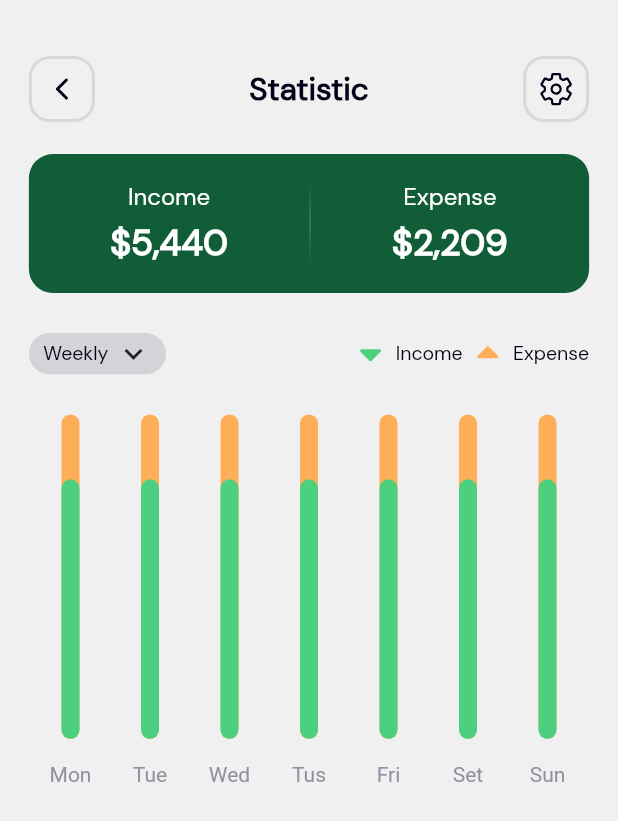
After one commit to vishal88patel/MySecureApp, a Flutter app: the StatisticScreen screen opened directly, on a phone screen of 412 x 824 dp. The commit adds this screen. Shown: the top 821 px of the screen. Run offline on Flutter 3.47's test engine with Material 2 defaults, Android fonts, the phone set to English and light mode, and no system bars; drawn by our look-alikes of fl_chart; our stand-ins replace connectivity_plus, dropdown_button2, firebase_core, flutter_svg, get, loading_indicator and 5 more; missing offline and left inert: platform_device_id; accounts and stored records are empty; network calls fail.

Commit message:
statistic screen

```diff
--- a/lib/Custom Widgets/app_AppBar .dart
+++ b/lib/Custom Widgets/app_AppBar .dart
@@ -9,6 +9,7 @@ class AppAppBar extends StatelessWidget {
   final String title;
   final String icon1;
   final String icon2;
+  final Color? titleColor;
   final void Function() onPressedIcon1;
   final void Function() onPressedIcon2;
 
@@ -16,7 +17,7 @@ class AppAppBar extends StatelessWidget {
   const AppAppBar({Key? key,
     required this.title,
     required this.icon1, required this.icon2, required this.onPressedIcon1,
-    required this.onPressedIcon2}) : super(key: key);
+    required this.onPressedIcon2,  this.titleColor}) : super(key: key);
 
   @override
   Widget build(BuildContext context) {
@@ -40,7 +41,7 @@ class AppAppBar extends StatelessWidget {
               Text(
                 title.toString(),
                 style: AppStyle.textStyleDMSANS.copyWith(
-                    color: ColorConstant.primaryWhite,
+                    color: titleColor??ColorConstant.primaryWhite,
                     fontWeight: FontWeight.w700,
                     fontSize: getFontSize(24)),
               ),
--- a/lib/presentation/DashBoardScreen/dashboard_screen.dart
+++ b/lib/presentation/DashBoardScreen/dashboard_screen.dart
@@ -1,6 +1,7 @@
 import 'package:flutter/material.dart';
 import 'package:flutter_svg/svg.dart';
 import 'package:get/get.dart';
+import 'package:my_secure_app/presentation/statistic/statistic.dart';
 import 'package:my_secure_app/utils/HelperFiles/math_utils.dart';
 
 import '../../App Configurations/color_constants.dart';
@@ -22,7 +23,7 @@ class DashBoardScreen extends StatelessWidget {
             index: dashBoardController.selectedIndex.value,
             children: [
               HomeScreen(),
-              HomeScreen(),
+              StatisticScreen(),
               NotificationScreen(),
               HomeScreen(),
               // TransactionScreen(),
--- /dev/null
+++ b/lib/presentation/statistic/binding/statistic_screen_binding.dart
@@ -0,0 +1,9 @@
+import '../controller/statistic_screen_controller.dart';
+import 'package:get/get.dart';
+
+class StatisticScreenBinding extends Bindings {
+  @override
+  void dependencies() {
+    Get.lazyPut(() =>  StatisticScreenController());
+  }
+}
--- /dev/null
+++ b/lib/presentation/statistic/controller/statistic_screen_controller.dart
@@ -0,0 +1,24 @@
+
+import 'package:get/get.dart';
+
+class StatisticScreenController extends GetxController {
+
+
+  @override
+  void onReady() {
+    // WidgetsBinding.instance
+    //     .addPostFrameCallback((_) => showWelcomeDialouge());
+    super.onReady();
+  }
+
+  @override
+  void onInit() {
+    super.onInit();
+  }
+
+  @override
+  void onClose() {
+    super.onClose();
+  }
+
+}
--- /dev/null
+++ b/lib/presentation/statistic/statistic.dart
@@ -0,0 +1,426 @@
+import 'dart:math';
+
+import 'package:fl_chart/fl_chart.dart';
+import 'package:flutter/material.dart';
+import 'package:flutter_svg/flutter_svg.dart';
+import 'package:get/get.dart';
+import 'package:my_secure_app/presentation/HomeScreen/controller/home_screen_controller.dart';
+import 'package:my_secure_app/presentation/HomeScreen/widget/payment_list_widget.dart';
+import 'package:my_secure_app/presentation/statistic/controller/statistic_screen_controller.dart';
+import 'package:shimmer/shimmer.dart';
+
+import '../../App Configurations/color_constants.dart';
+import '../../Custom Widgets/app_AppBar .dart';
+import '../../theme/app_style.dart';
+import '../../utils/HelperFiles/math_utils.dart';
+
+class StatisticScreen extends StatefulWidget {
+
+  List<Color> get availableColors => const <Color>[
+    Colors.purpleAccent,
+    Colors.yellow,
+    Colors.lightBlue,
+    Colors.orange,
+    Colors.pink,
+    Colors.redAccent,
+  ];
+  @override
+  State<StatisticScreen> createState() => _StatisticScreenState();
+}
+
+class _StatisticScreenState extends State<StatisticScreen> {
+  // var homeController = Get.put(StatisticScreenController());
+  final Color barBackgroundColor = const Color(0xff72d8bf);
+  final Duration animDuration = const Duration(milliseconds: 250);
+
+  int touchedIndex = -1;
+
+  bool isPlaying = false;
+  @override
+  void initState() {
+    super.initState();
+
+  }
+  @override
+  Widget build(BuildContext context) {
+    return Scaffold(
+        backgroundColor: ColorConstant.backgroundColor,
+        body: SafeArea(
+          child: SingleChildScrollView(
+            child: Column(
+              crossAxisAlignment: CrossAxisAlignment.start,
+              children: [
+                SizedBox(
+                  height: getVerticalSize(16),
+                ),
+                AppAppBar(
+                  title: "Statistic",
+                  icon1: "asset/icons/Back.svg",
+                  icon2: "asset/icons/ic_setting_black.svg",
+                  titleColor: ColorConstant.naturalBlack,
+                  onPressedIcon1: () {
+                    Get.back();
+                  },
+                  onPressedIcon2: () {},
+                ),
+                Padding(
+                  padding: EdgeInsets.only(
+                      left: getHorizontalSize(20), right: getHorizontalSize(20)),
+                  child: Column(crossAxisAlignment: CrossAxisAlignment.start,
+                    children: [
+
+                      Container(
+                        width: MediaQuery.of(context).size.width,
+                        decoration: BoxDecoration(
+                          color: ColorConstant.primaryDarkGreen,
+                          borderRadius: BorderRadius.all(Radius.circular(16)),
+                        ),
+                        padding: EdgeInsets.symmetric(vertical: getVerticalSize(20)),
+                        child: Row(
+                          mainAxisAlignment: MainAxisAlignment.spaceEvenly,
+                          children: [
+                            Column(
+                              mainAxisAlignment: MainAxisAlignment.center,
+                              children: [
+                                Text(
+                                  "Income",
+                                  style: AppStyle.textStyleDMSANS.copyWith(
+                                      color: ColorConstant.primaryWhite,
+                                      fontWeight: FontWeight.w400,
+                                      fontSize: getFontSize(18)),
+                                ),
+                                SizedBox(height: getVerticalSize(5),),
+                                Text(
+                                  "\$5,440",
+                                  style: AppStyle.textStyleDMSANS.copyWith(
+                                      color: ColorConstant.primaryWhite,
+                                      fontWeight: FontWeight.w700,
+                                      fontSize: getFontSize(28)),
+                                ),
+                              ],
+                            ),
+
+                            SvgPicture.asset(
+                              "asset/icons/ic_divider.svg",
+                              fit: BoxFit.fill,
+                            ),
+                            Column(
+                              mainAxisAlignment: MainAxisAlignment.center,
+                              children: [
+                                Text(
+                                  "Expense",
+                                  style: AppStyle.textStyleDMSANS.copyWith(
+                                      color: ColorConstant.primaryWhite,
+                                      fontWeight: FontWeight.w400,
+                                      fontSize: getFontSize(18)),
+                                ),
+                                SizedBox(height: getVerticalSize(5),),
+                                Text(
+                                  "\$2,209",
+                                  style: AppStyle.textStyleDMSANS.copyWith(
+                                      color: ColorConstant.primaryWhite,
+                                      fontWeight: FontWeight.w700,
+                                      fontSize: getFontSize(28)),
+                                ),
+                              ],
+                            ),
+                          ],
+                        ),
+                      ),
+                      SizedBox(
+                        height: getVerticalSize(30),
+                      ),
+
+
+                      Row(mainAxisAlignment: MainAxisAlignment.spaceBetween,
+                        children: [
+                          Container(
+                            decoration: BoxDecoration(color: ColorConstant.grey8F.withOpacity(0.3),
+                            borderRadius: BorderRadius.circular(16)),
+                            padding: EdgeInsets.symmetric(horizontal: getHorizontalSize(10),
+                                vertical: getVerticalSize(2)),
+                            child:  Row(mainAxisSize: MainAxisSize.min,
+                              children: [
+                                Text(
+                                  "Weekly",
+                                  style: AppStyle.textStyleDMSANS.copyWith(
+                                      color: ColorConstant.naturalBlack,
+                                      fontWeight: FontWeight.w400,
+                                      fontSize: getFontSize(15)),
+                                ),
+                                SizedBox(width: getHorizontalSize(5),),
+                                Icon(Icons.keyboard_arrow_down_outlined),
+                              ],
+                            ),
+                          ),
+                          Row(
+                            children: [
+                              SvgPicture.asset(
+                                "asset/icons/ic_income.svg",
+                                fit: BoxFit.fill,
+                              ),
+                              SizedBox(width: getHorizontalSize(5),),
+                              Text(
+                                "Income",
+                                style: AppStyle.textStyleDMSANS.copyWith(
+                                    color: ColorConstant.naturalBlack,
+                                    fontWeight: FontWeight.w400,
+                                    fontSize: getFontSize(15)),
+                              ),
+                              SizedBox(width: getHorizontalSize(5),),
+
+                              SvgPicture.asset(
+                                "asset/icons/ic_expense.svg",
+                                fit: BoxFit.fill,
+                              ),
+                              SizedBox(width: getHorizontalSize(5),),
+                              Text(
+                                "Expense",
+                                style: AppStyle.textStyleDMSANS.copyWith(
+                                    color: ColorConstant.naturalBlack,
+                                    fontWeight: FontWeight.w400,
+                                    fontSize: getFontSize(15)),
+                              ),
+                            ],
+                          ),
+
+                        ],
+                      ),
+                      SizedBox(
+                        height: getVerticalSize(30),
+                      ),
+
+
+                    ],
+                  ),
+                ),
+                AspectRatio(
+                  aspectRatio: 1.4,
+                  child: Stack(
+                    children: <Widget>[
+                      Padding(
+                        padding: const EdgeInsets.symmetric(vertical: 0),
+                        child: Column(
+                          crossAxisAlignment: CrossAxisAlignment.stretch,
+                          children: <Widget>[
+                            Expanded(
+                              child: Padding(
+                                padding: const EdgeInsets.symmetric(horizontal: 0),
+                                child: BarChart(
+                                 randomData() ,
+                                  swapAnimationDuration: animDuration,
+                                ),
+                              ),
+                            ),
+                            const SizedBox(
+                              height: 40,
+                            ),
+                          ],
+                        ),
+                      ),
+
+                    ],
+                  ),
+                ),
+                SizedBox(height: getVerticalSize(50),),
+
+              ],
+            ),
+          ),
+        ));
+  }
+
+
+  BarChartGroupData makeGroupData(
+      int x,
+      double y, {
+        bool isTouched = false,
+        Color barColor = Colors.white,
+        double width = 22,
+        List<int> showTooltips = const [],
+      }) {
+    return BarChartGroupData(
+      x: x,
+      barRods: [
+        BarChartRodData(
+          toY: isTouched ? y + 1 : y,
+          color: isTouched ? Color(0xff4CD080) :  Color(0xff4CD080),
+          width: 12,borderRadius: BorderRadius.circular(10),
+          borderSide: isTouched
+              ? BorderSide(color: Colors.yellow)
+              : const BorderSide(color: Colors.white, width: 0),
+          backDrawRodData: BackgroundBarChartRodData(
+            show: true,
+            toY: 20,
+            color: Color(0xffFFAE58),
+          ),
+        ),
+      ],
+      showingTooltipIndicators: showTooltips,
+    );
+  }
+
+  List<BarChartGroupData> showingGroups() => List.generate(7, (i) {
+    switch (i) {
+      case 0:
+        return makeGroupData(0, 10, isTouched: i == touchedIndex);
+      case 1:
+        return makeGroupData(1, 6.5, isTouched: i == touchedIndex);
+      case 2:
+        return makeGroupData(2, 5, isTouched: i == touchedIndex);
+      case 3:
+        return makeGroupData(3, 7.5, isTouched: i == touchedIndex);
+      case 4:
+        return makeGroupData(4, 9, isTouched: i == touchedIndex);
+      case 5:
+        return makeGroupData(5, 11.5, isTouched: i == touchedIndex);
+      case 6:
+        return makeGroupData(6, 6.5, isTouched: i == touchedIndex);
+      default:
+        return throw Error();
+    }
+  });
+
+
+  Widget getTitles(double value, TitleMeta meta) {
+    const style = TextStyle(
+      color: Color(0xff8F92A1),
+      fontWeight: FontWeight.w400,
+      fontSize: 14,
+    );
+    Widget text;
+    switch (value.toInt()) {
+      case 0:
+        text = const Text('Mon', style: style);
+        break;
+      case 1:
+        text = const Text('Tue', style: style);
+        break;
+      case 2:
+        text = const Text('Wed', style: style);
+        break;
+      case 3:
+        text = const Text('Tus', style: style);
+        break;
+      case 4:
+        text = const Text('Fri', style: style);
+        break;
+      case 5:
+        text = const Text('Set', style: style);
+        break;
+      case 6:
+        text = const Text('Sun', style: style);
+        break;
+      default:
+        text = const Text('', style: style);
+        break;
+    }
+    return SideTitleWidget(
+      axisSide: meta.axisSide,
+      space: 16,
+      child: text,
+    );
+  }
+
+  BarChartData randomData() {
+    return BarChartData(
+      barTouchData: BarTouchData(
+        enabled: false,
+      ),
+      titlesData: FlTitlesData(
+        show: true,
+        bottomTitles: AxisTitles(
+          sideTitles: SideTitles(
+            showTitles: true,
+            getTitlesWidget: getTitles,
+            reservedSize: 38,
+          ),
+        ),
+        leftTitles: AxisTitles(
+          sideTitles: SideTitles(
+            showTitles: false,
+          ),
+        ),
+        topTitles: AxisTitles(
+          sideTitles: SideTitles(
+            showTitles: false,
+          ),
+        ),
+        rightTitles: AxisTitles(
+          sideTitles: SideTitles(
+            showTitles: false,
+          ),
+        ),
+      ),
+      borderData: FlBorderData(
+        show: false,
+      ),
+      barGroups: List.generate(7, (i) {
+        switch (i) {
+          case 0:
+            return makeGroupData(
+              0,
+              Random().nextInt(15).toDouble() + 6,
+              barColor: widget.availableColors[
+              Random().nextInt(widget.availableColors.length)],
+            );
+          case 1:
+            return makeGroupData(
+              1,
+              Random().nextInt(15).toDouble() + 6,
+              barColor: widget.availableColors[
+              Random().nextInt(widget.availableColors.length)],
+            );
+          case 2:
+            return makeGroupData(
+              2,
+              Random().nextInt(15).toDouble() + 6,
+              barColor: widget.availableColors[
+              Random().nextInt(widget.availableColors.length)],
+            );
+          case 3:
+            return makeGroupData(
+              3,
+              Random().nextInt(15).toDouble() + 6,
+              barColor: widget.availableColors[
+              Random().nextInt(widget.availableColors.length)],
+            );
+          case 4:
+            return makeGroupData(
+              4,
+              Random().nextInt(15).toDouble() + 6,
+              barColor: widget.availableColors[
+              Random().nextInt(widget.availableColors.length)],
+            );
+          case 5:
+            return makeGroupData(
+              5,
+              Random().nextInt(15).toDouble() + 6,
+              barColor: widget.availableColors[
+              Random().nextInt(widget.availableColors.length)],
+            );
+          case 6:
+            return makeGroupData(
+              6,
+              Random().nextInt(15).toDouble() + 6,
+              barColor: widget.availableColors[
+              Random().nextInt(widget.availableColors.length)],
+            );
+          default:
+            return throw Error();
+        }
+      }),
+      gridData: FlGridData(show: false),
+    );
+  }
+
+  Future<dynamic> refreshState() async {
+    setState(() {});
+    await Future<dynamic>.delayed(
+      animDuration + const Duration(milliseconds: 50),
+    );
+    if (isPlaying) {
+      await refreshState();
+    }
+  }
+}
--- a/lib/routes/app_routes.dart
+++ b/lib/routes/app_routes.dart
@@ -15,6 +15,8 @@ import 'package:my_secure_app/presentation/OnBoardingScreen/onboarding_screen.da
 import 'package:my_secure_app/presentation/PersonalDetails/Purpouse_opening_account_screen.dart';
 import 'package:my_secure_app/presentation/PersonalDetails/binding/personal_detail_screen_binding.dart';
 import 'package:my_secure_app/presentation/PersonalDetails/personal_detail_screen.dart';
+import 'package:my_secure_app/presentation/statistic/binding/statistic_screen_binding.dart';
+import 'package:my_secure_app/presentation/statistic/statistic.dart';
 import '../presentation/AuthOptionScreen/auth_option_screen.dart';
 import '../presentation/AuthOptionScreen/binding/auth_option_screen_binding.dart';
 import '../presentation/DashBoardScreen/binding/dashboard_screen_binding.dart';
@@ -103,6 +105,8 @@ class AppRoutes {
   static String cameraScreen = '/camera_screen';
   static String enterSecureTagScreen = '/enter_secure_tag_screen';
   static String otpVerifySuccessfullyScreen = '/otp_verify_successfully_screen';
+  static String statisticScreen = '/statistic_screen';
+
 
 
   static List<GetPage> pages = [
@@ -275,5 +279,15 @@ class AppRoutes {
       ],
     ),
 
+    GetPage(
+      name: statisticScreen,
+      transition: Transition.rightToLeft,
+      transitionDuration: Duration(milliseconds: 400),
+      page: () => StatisticScreen(),
+      bindings: [
+        StatisticScreenBinding(),
+      ],
+    ),
+
   ];
 }
--- a/pubspec.yaml
+++ b/pubspec.yaml
@@ -78,6 +78,7 @@ dependencies:
   curved_navigation_bar: ^1.0.3
   easy_loader: ^2.0.0
   loading_indicator: ^3.1.0
+  fl_chart: ^0.55.2
 
 
 
```
Also changed, not shown: asset/icons/Back.svg (added), asset/icons/ic_expense.svg (added), asset/icons/ic_income.svg (added), pubspec.lock.
